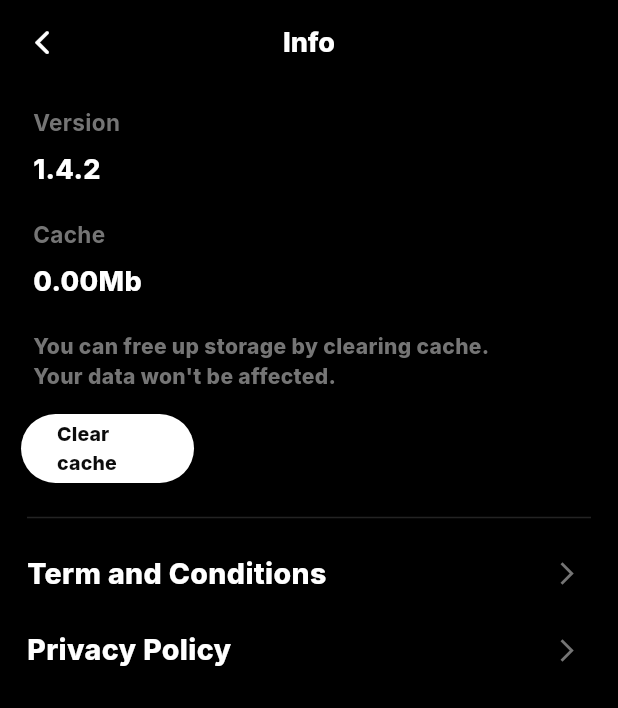
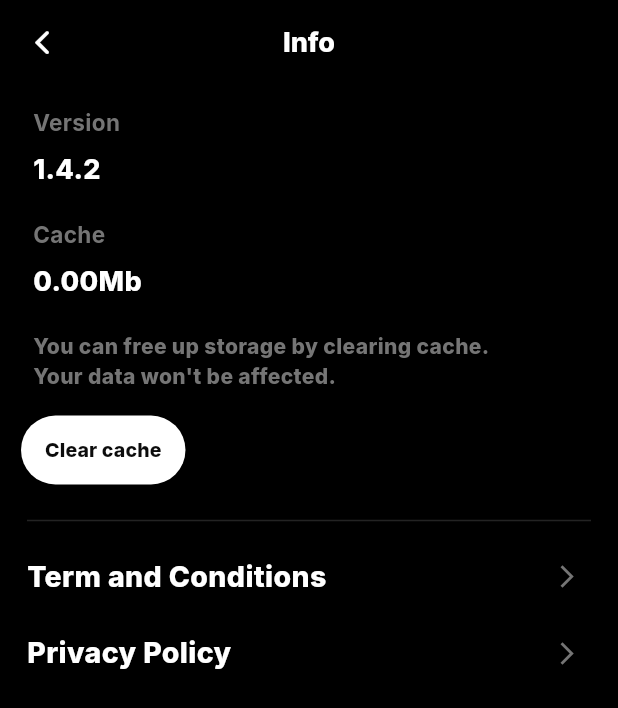
Before and after one commit to Tho100/revent, a Flutter app: the AppInfoPage screen opened directly, on a phone screen of 412 x 824 dp. Shown: the top 708 px of the screen. Run offline on Flutter 3.47's test engine with Material 3 defaults, Android fonts, the phone set to English and light mode, and no system bars; our stand-ins replace flutter_cache_manager, flutter_dotenv, flutter_native_image, get_it, google_fonts; missing offline and left inert: dynamic_height_grid_view, image_picker_plus, mysql_client.

Commit message:
Created separate class for sub-button widget

```diff
--- a/lib/pages/create_vent_page.dart
+++ b/lib/pages/create_vent_page.dart
@@ -7,7 +7,7 @@ import 'package:revent/themes/theme_color.dart';
 import 'package:revent/ui_dialog/alert_dialog.dart';
 import 'package:revent/widgets/app_bar.dart';
 import 'package:revent/widgets/buttons/custom_outlined_button.dart';
-import 'package:revent/widgets/buttons/main_button.dart';
+import 'package:revent/widgets/buttons/sub_button.dart';
 
 class CreateVentPage extends StatefulWidget {
 
@@ -132,8 +132,7 @@ class CreateVentPageState extends State<CreateVentPage> {
   Widget _buildActionButton() {
     return Padding(
       padding: const EdgeInsets.all(8.0),
-      child: MainButton(
-        customWidth: 100,
+      child: SubButton(
         text: 'Post',
         onPressed: () async => _createVentOnPressed(),
       ),
--- a/lib/pages/post_comment_page.dart
+++ b/lib/pages/post_comment_page.dart
@@ -4,7 +4,7 @@ import 'package:revent/themes/theme_color.dart';
 import 'package:revent/ui_dialog/snack_bar.dart';
 import 'package:revent/vent_query/vent_actions.dart';
 import 'package:revent/widgets/app_bar.dart';
-import 'package:revent/widgets/buttons/main_button.dart';
+import 'package:revent/widgets/buttons/sub_button.dart';
 
 class PostCommentPage extends StatefulWidget {
 
@@ -123,10 +123,9 @@ class PostCommentPageState extends State<PostCommentPage> {
   Widget _buildActionButton() {
     return Padding(
       padding: const EdgeInsets.all(8.0),
-      child: MainButton(
-        customWidth: 100,
+      child: SubButton(
         text: 'Post',
-        onPressed: () async => _createCommentOnPressed(),
+        onPressed: () => _createCommentOnPressed(),
       ),
     );
   }
--- a/lib/pages/setttings/account_info_page.dart
+++ b/lib/pages/setttings/account_info_page.dart
@@ -7,7 +7,7 @@ import 'package:revent/model/format_date.dart';
 import 'package:revent/provider/user_data_provider.dart';
 import 'package:revent/themes/theme_color.dart';
 import 'package:revent/widgets/app_bar.dart';
-import 'package:revent/widgets/buttons/main_button.dart';
+import 'package:revent/widgets/buttons/sub_button.dart';
 
 class AccountInformationPage extends StatefulWidget {
 
@@ -79,9 +79,7 @@ class AccountInformationPageState extends State<AccountInformationPage> {
   }
 
   Widget _buildUpgradeButton() {
-    return MainButton(
-      customWidth: MediaQuery.of(context).size.width * 0.26,
-      customHeight: 46,
+    return SubButton(
       text: 'Upgrade',
       onPressed: () => print('Upgrade')
     );
--- a/lib/pages/setttings/app_info_page.dart
+++ b/lib/pages/setttings/app_info_page.dart
@@ -8,8 +8,8 @@ import 'package:revent/pages/setttings/app_info/tp_page.dart';
 import 'package:revent/themes/theme_color.dart';
 import 'package:revent/ui_dialog/snack_bar.dart';
 import 'package:revent/widgets/app_bar.dart';
-import 'package:revent/widgets/buttons/main_button.dart';
 import 'package:revent/widgets/buttons/settings_button.dart';
+import 'package:revent/widgets/buttons/sub_button.dart';
 
 class AppInfoPage extends StatefulWidget {
 
@@ -85,9 +85,7 @@ class AppInfoPageState extends State<AppInfoPage> {
   }
 
   Widget _buildClearCacheButton() {
-    return MainButton(
-      customWidth: MediaQuery.of(context).size.width * 0.28,
-      customHeight: 46,
+    return SubButton(
       text: 'Clear cache',
       onPressed: () => _clearAppCache()
     );
--- /dev/null
+++ b/lib/widgets/buttons/sub_button.dart
@@ -0,0 +1,49 @@
+import 'package:flutter/material.dart';
+import 'package:google_fonts/google_fonts.dart';
+import 'package:revent/themes/theme_color.dart';
+
+class SubButton extends StatelessWidget {
+
+  final String text;
+  final VoidCallback onPressed;
+  final double? customWidth;
+  final double? customHeight;
+  final double? customFontSize;
+
+  const SubButton({
+    required this.text,
+    required this.onPressed,
+    this.customWidth,
+    this.customHeight,
+    this.customFontSize,
+    super.key
+  });
+
+  @override
+  Widget build(BuildContext context) {
+    return ConstrainedBox(
+      constraints: BoxConstraints(
+        minHeight: customHeight ?? 46,
+      ),
+      child: ElevatedButton(
+        onPressed: onPressed,
+        style: ElevatedButton.styleFrom(
+          backgroundColor: ThemeColor.white,
+          foregroundColor: ThemeColor.thirdWhite,
+          elevation: 0,
+          shape: const StadiumBorder(),
+          padding: const EdgeInsets.symmetric(horizontal: 16),
+        ),
+        child: Text(
+          text,
+          style: GoogleFonts.inter(
+            color: ThemeColor.mediumBlack,
+            fontWeight: FontWeight.w800,
+            fontSize: customFontSize ?? 13,
+          ),
+        ),
+      ),
+    );
+  }
+
+}
```
